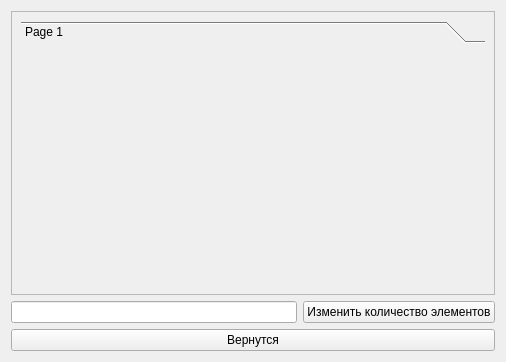
This is systempart.ui in Zioba/MargoDiplom as Qt 5 draws it before an edit. The edited form follows.
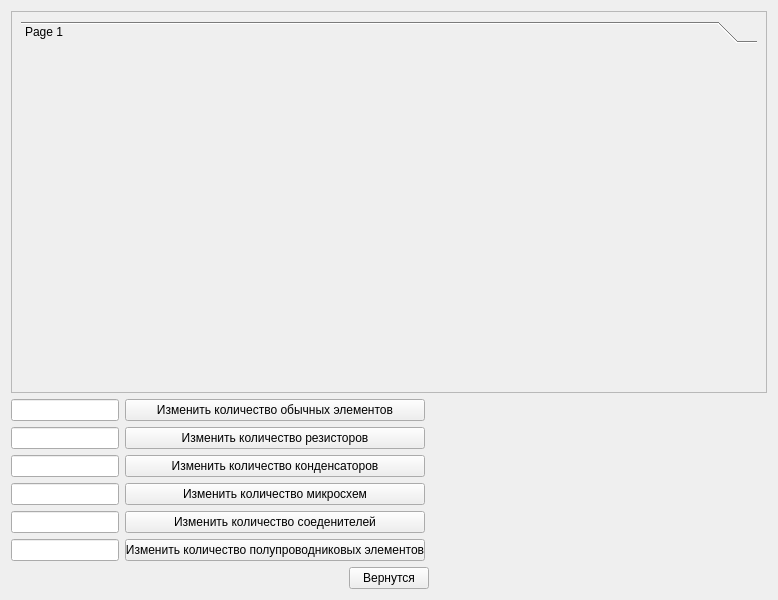
This is the edited form.

What changed in the file:
```diff
--- a/systempart.ui
+++ b/systempart.ui
@@ -6,8 +6,8 @@
    <rect>
     <x>0</x>
     <y>0</y>
-    <width>506</width>
-    <height>362</height>
+    <width>778</width>
+    <height>600</height>
    </rect>
   </property>
   <property name="maximumSize">
@@ -30,8 +30,8 @@
        <rect>
         <x>0</x>
         <y>0</y>
-        <width>482</width>
-        <height>266</height>
+        <width>758</width>
+        <height>373</height>
        </rect>
       </property>
       <layout class="QGridLayout" name="gridLayout_2">
@@ -45,8 +45,8 @@
            <rect>
             <x>0</x>
             <y>0</y>
-            <width>460</width>
-            <height>213</height>
+            <width>740</width>
+            <height>328</height>
            </rect>
           </property>
           <attribute name="label">
@@ -60,25 +60,147 @@
     </widget>
    </item>
    <item>
-    <layout class="QHBoxLayout" name="horizontalLayout">
-     <item>
+    <layout class="QFormLayout" name="formLayout">
+     <item row="0" column="0">
       <widget class="QLineEdit" name="lineChanges"/>
      </item>
-     <item>
+     <item row="0" column="1">
       <widget class="QPushButton" name="buttonChanges">
+       <property name="maximumSize">
+        <size>
+         <width>300</width>
+         <height>16777215</height>
+        </size>
+       </property>
        <property name="text">
-        <string>Изменить количество элементов</string>
+        <string>Изменить количество обычных элементов</string>
+       </property>
+      </widget>
+     </item>
+     <item row="1" column="0">
+      <widget class="QLineEdit" name="lineChanges_2"/>
+     </item>
+     <item row="1" column="1">
+      <widget class="QPushButton" name="buttonChanges_2">
+       <property name="maximumSize">
+        <size>
+         <width>300</width>
+         <height>16777215</height>
+        </size>
+       </property>
+       <property name="text">
+        <string>Изменить количество резисторов</string>
+       </property>
+      </widget>
+     </item>
+     <item row="2" column="0">
+      <widget class="QLineEdit" name="lineChanges_3"/>
+     </item>
+     <item row="2" column="1">
+      <widget class="QPushButton" name="buttonChanges_3">
+       <property name="maximumSize">
+        <size>
+         <width>300</width>
+         <height>16777215</height>
+        </size>
+       </property>
+       <property name="text">
+        <string>Изменить количество конденсаторов</string>
+       </property>
+      </widget>
+     </item>
+     <item row="3" column="0">
+      <widget class="QLineEdit" name="lineChanges_4"/>
+     </item>
+     <item row="3" column="1">
+      <widget class="QPushButton" name="buttonChanges_6">
+       <property name="maximumSize">
+        <size>
+         <width>300</width>
+         <height>16777215</height>
+        </size>
+       </property>
+       <property name="text">
+        <string>Изменить количество микросхем</string>
+       </property>
+      </widget>
+     </item>
+     <item row="4" column="0">
+      <widget class="QLineEdit" name="lineChanges_5"/>
+     </item>
+     <item row="4" column="1">
+      <widget class="QPushButton" name="buttonChanges_5">
+       <property name="maximumSize">
+        <size>
+         <width>300</width>
+         <height>16777215</height>
+        </size>
+       </property>
+       <property name="text">
+        <string>Изменить количество соеденителей</string>
+       </property>
+      </widget>
+     </item>
+     <item row="5" column="0">
+      <widget class="QLineEdit" name="lineChanges_6"/>
+     </item>
+     <item row="5" column="1">
+      <widget class="QPushButton" name="buttonChanges_4">
+       <property name="maximumSize">
+        <size>
+         <width>300</width>
+         <height>16777215</height>
+        </size>
+       </property>
+       <property name="text">
+        <string>Изменить количество полупроводниковых элементов</string>
        </property>
       </widget>
      </item>
     </layout>
    </item>
    <item>
-    <widget class="QPushButton" name="pushButton">
-     <property name="text">
-      <string>Вернутся</string>
-     </property>
-    </widget>
+    <layout class="QHBoxLayout" name="horizontalLayout">
+     <item>
+      <spacer name="horizontalSpacer">
+       <property name="orientation">
+        <enum>Qt::Horizontal</enum>
+       </property>
+       <property name="sizeHint" stdset="0">
+        <size>
+         <width>40</width>
+         <height>20</height>
+        </size>
+       </property>
+      </spacer>
+     </item>
+     <item>
+      <widget class="QPushButton" name="pushButton">
+       <property name="maximumSize">
+        <size>
+         <width>200</width>
+         <height>16777215</height>
+        </size>
+       </property>
+       <property name="text">
+        <string>Вернутся</string>
+       </property>
+      </widget>
+     </item>
+     <item>
+      <spacer name="horizontalSpacer_2">
+       <property name="orientation">
+        <enum>Qt::Horizontal</enum>
+       </property>
+       <property name="sizeHint" stdset="0">
+        <size>
+         <width>40</width>
+         <height>20</height>
+        </size>
+       </property>
+      </spacer>
+     </item>
+    </layout>
    </item>
   </layout>
  </widget>
```
